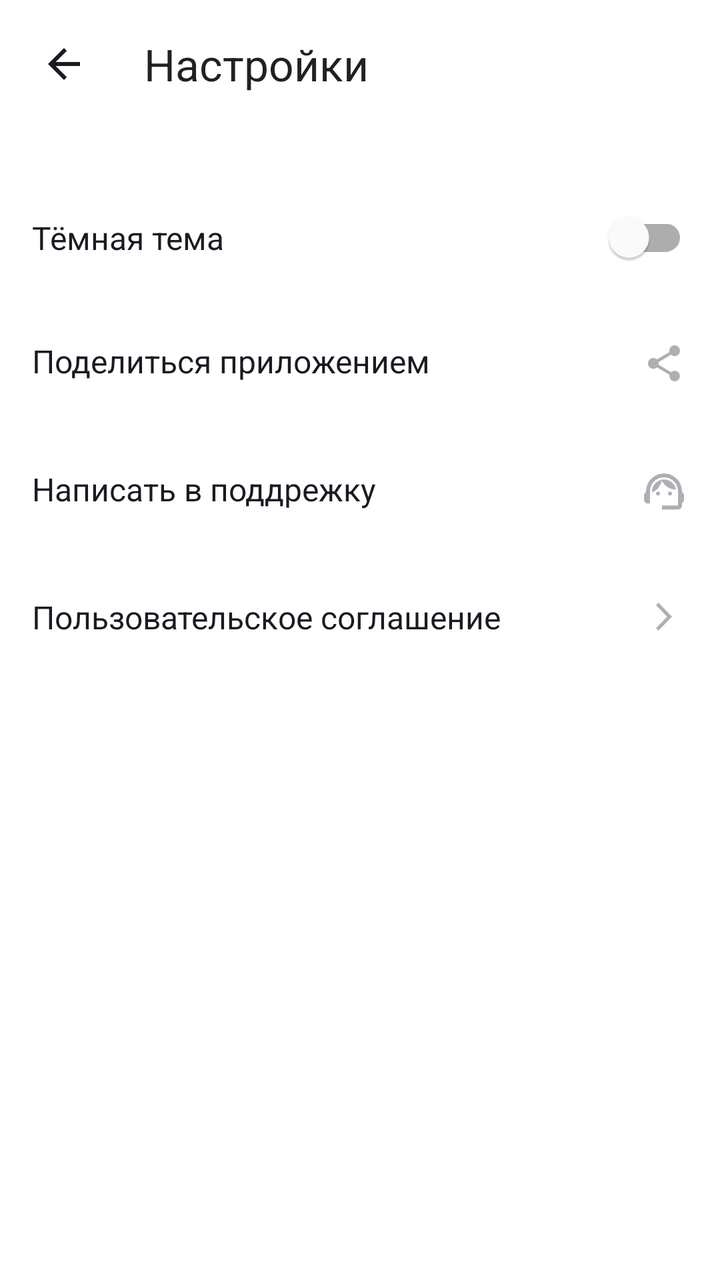
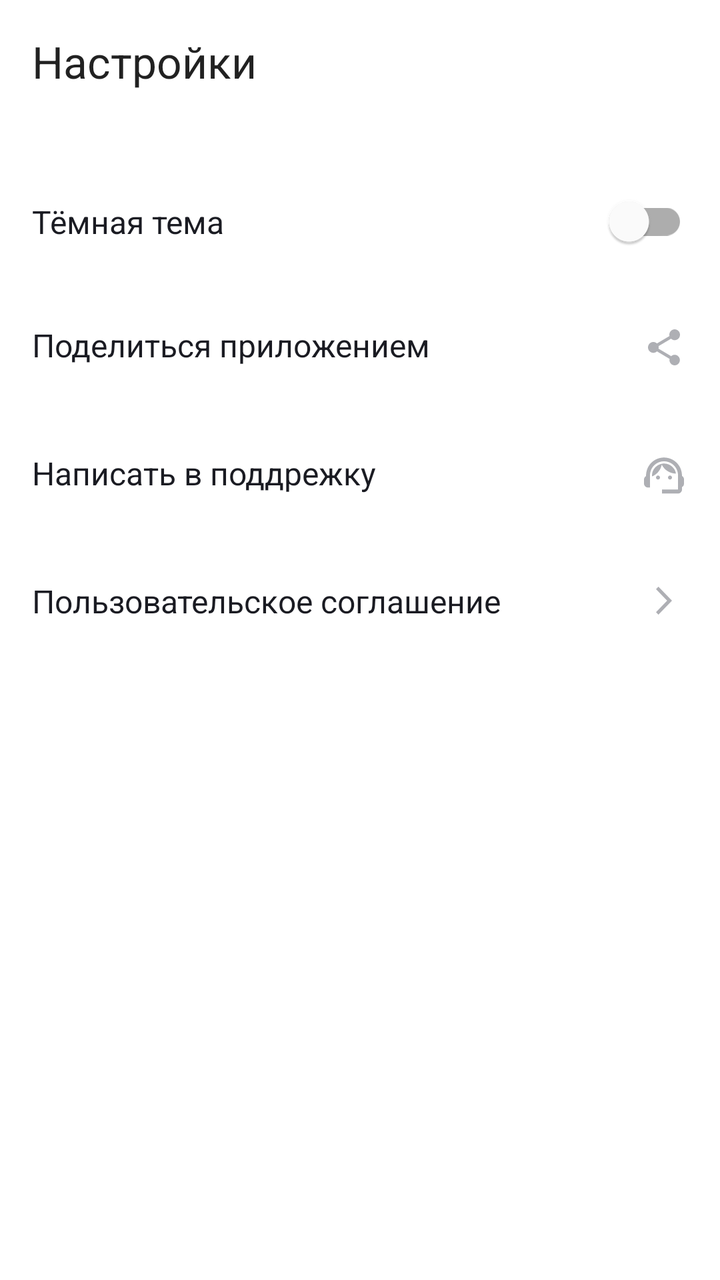

Before-and-after screenshots of an Android layout around one commit, followed by the original layout XML and the change that was made.
<!-- AndroidManifest.xml: application theme Theme.MaterialComponents.DayNight.NoActionBar -->
<!-- res/layout/fragment_settings.xml -->
<?xml version="1.0" encoding="utf-8"?>
<LinearLayout

    xmlns:android="http://schemas.android.com/apk/res/android"
    xmlns:app="http://schemas.android.com/apk/res-auto"
    xmlns:tools="http://schemas.android.com/tools"
    android:layout_width="match_parent"
    android:layout_height="match_parent"
    android:orientation="vertical"
    android:id="@+id/main"
    tools:context=".ui.settings.SettingFragment"
    >

    <com.google.android.material.appbar.MaterialToolbar
        android:id="@+id/tool_bar"
        style="@style/Toolbar.TitleText"
        android:layout_width="match_parent"
        android:layout_height="wrap_content"
        app:title="@string/settings"
        app:titleTextAppearance="@style/Toolbar.TitleText"
        android:padding="4dp"
        app:navigationIcon="@drawable/arrow_back">
    </com.google.android.material.appbar.MaterialToolbar>

    <com.google.android.material.switchmaterial.SwitchMaterial
        android:id="@+id/switch_theme"
        style="@style/SettingsVariant"
        android:gravity="center_vertical"
        android:paddingHorizontal="16dp"
        android:layout_marginTop="24dp"
        android:paddingVertical="@dimen/setting_variant_padding_vertical"
        android:text="@string/dark_theme" />


    <com.google.android.material.textview.MaterialTextView
        android:id="@+id/share_button"
        style="@style/SettingsVariant"
        android:paddingVertical="@dimen/setting_variant_padding_vertical"
        android:drawableEnd="@drawable/share"
        android:paddingHorizontal="16dp"
        android:text="@string/share" />

    <com.google.android.material.textview.MaterialTextView
        android:id="@+id/support_button"
        style="@style/SettingsVariant"
        android:paddingVertical="@dimen/setting_variant_padding_vertical"
        android:drawableEnd="@drawable/support"
        android:paddingHorizontal="16dp"
        android:text="@string/write_support" />

    <com.google.android.material.textview.MaterialTextView
        android:id="@+id/declaration_button"
        style="@style/SettingsVariant"
        android:drawableEnd="@drawable/arrow_forward"
        android:paddingRight="24dp"
        android:paddingVertical="@dimen/setting_variant_padding_vertical"
        android:paddingLeft="16dp"
        android:text="@string/user_declaration" />



</LinearLayout>
<!-- resources referenced by this layout -->
<resources>
  <dimen name="setting_variant_padding_vertical">20dp</dimen>
  <!-- drawable arrow_back (drawable) -->
  <vector xmlns:android="http://schemas.android.com/apk/res/android"
      android:width="24dp"
      android:height="24dp"
      android:viewportWidth="24"
      android:viewportHeight="24">
    <group>
      <clip-path
          android:pathData="M0,0h24v24h-24z"/>
      <path
          android:pathData="M20,11H7.83L13.42,5.41L12,4L4,12L12,20L13.41,18.59L7.83,13H20V11Z"
          android:fillColor="#1A1B22"/>
    </group>
  </vector>
  <!-- drawable arrow_forward (drawable) -->
  <vector xmlns:android="http://schemas.android.com/apk/res/android"
      android:width="8dp"
      android:height="14dp"
      android:viewportWidth="8"
      android:viewportHeight="14">
    <path
        android:pathData="M0,12.748L1.213,14L8,7L1.213,0L0,1.252L5.573,7L0,12.748Z"
        android:fillColor="#AEAFB4"/>
  </vector>
  <!-- drawable share (drawable) -->
  <vector xmlns:android="http://schemas.android.com/apk/res/android"
      android:width="24dp"
      android:height="24dp"
      android:viewportWidth="24"
      android:viewportHeight="24">
    <path
        android:pathData="M17.333,15.723C16.658,15.723 16.053,15.994 15.591,16.419L9.253,12.669C9.298,12.461 9.333,12.253 9.333,12.036C9.333,11.819 9.298,11.611 9.253,11.404L15.52,7.69C16,8.142 16.631,8.422 17.333,8.422C18.809,8.422 20,7.211 20,5.711C20,4.211 18.809,3 17.333,3C15.858,3 14.667,4.211 14.667,5.711C14.667,5.928 14.702,6.136 14.747,6.343L8.48,10.057C8,9.605 7.369,9.325 6.667,9.325C5.191,9.325 4,10.536 4,12.036C4,13.536 5.191,14.747 6.667,14.747C7.369,14.747 8,14.467 8.48,14.015L14.809,17.774C14.764,17.964 14.738,18.163 14.738,18.361C14.738,19.816 15.902,21 17.333,21C18.764,21 19.929,19.816 19.929,18.361C19.929,16.907 18.764,15.723 17.333,15.723Z"
        android:fillColor="#AEAFB4"/>
  </vector>
  <string name="dark_theme">Тёмная тема</string>
  <string name="settings">Настройки</string>
  <string name="share">Поделиться приложением</string>
  <string name="user_declaration">Пользовательское соглашение</string>
  <string name="write_support">Написать в поддрежку</string>
  <style name="SettingsVariant">
          <item name="android:layout_width">match_parent</item>
          <item name="android:layout_height">wrap_content</item>
          <item name="drawableTint">@color/icon_grey</item>
          <item name="android:textSize">@dimen/small_text</item>
          <item name="android:textColor">@color/YPblack</item>
          <item name="fontFamily">@font/ys_display_regular</item>
      </style>
  <style name="Toolbar.TitleText" parent="TextAppearance.Widget.AppCompat.Toolbar.Title">
          <item name="android:textSize">22sp</item>
          <item name="fontFamily">@font/ys_display_medium</item>
          <item name="android:textColor">@color/YPblack</item>
          <item name="navigationIconTint">@color/YPblack</item>
      </style>
  <color name="icon_grey">#AEAFB4</color>
  <dimen name="small_text">16sp</dimen>
  <color name="YPblack">#1A1B22</color>
  <!-- unchanged entries left out for length: 1 -->
</resources>

<!-- the commit's change to res/layout/fragment_settings.xml (unified diff, before → after) -->
@@ -1,6 +1,5 @@
 <?xml version="1.0" encoding="utf-8"?>
 <LinearLayout
-
     xmlns:android="http://schemas.android.com/apk/res/android"
     xmlns:app="http://schemas.android.com/apk/res-auto"
     xmlns:tools="http://schemas.android.com/tools"
@@ -8,6 +7,7 @@
     android:layout_height="match_parent"
     android:orientation="vertical"
     android:id="@+id/main"
+    style="@style/BackgroundSearchAct"
     tools:context=".ui.settings.SettingFragment"
     >
 
@@ -18,8 +18,7 @@
         android:layout_height="wrap_content"
         app:title="@string/settings"
         app:titleTextAppearance="@style/Toolbar.TitleText"
-        android:padding="4dp"
-        app:navigationIcon="@drawable/arrow_back">
+        android:padding="12dp">
     </com.google.android.material.appbar.MaterialToolbar>
 
     <com.google.android.material.switchmaterial.SwitchMaterial
<!-- resource entries referenced after the edit -->
@@ -1,20 +1,6 @@
 <!-- resources referenced by this layout -->
 <resources>
   <dimen name="setting_variant_padding_vertical">20dp</dimen>
-  <!-- drawable arrow_back (drawable) -->
-  <vector xmlns:android="http://schemas.android.com/apk/res/android"
-      android:width="24dp"
-      android:height="24dp"
-      android:viewportWidth="24"
-      android:viewportHeight="24">
-    <group>
-      <clip-path
-          android:pathData="M0,0h24v24h-24z"/>
-      <path
-          android:pathData="M20,11H7.83L13.42,5.41L12,4L4,12L12,20L13.41,18.59L7.83,13H20V11Z"
-          android:fillColor="#1A1B22"/>
-    </group>
-  </vector>
   <!-- drawable arrow_forward (drawable) -->
   <vector xmlns:android="http://schemas.android.com/apk/res/android"
       android:width="8dp"
@@ -40,6 +26,9 @@
   <string name="share">Поделиться приложением</string>
   <string name="user_declaration">Пользовательское соглашение</string>
   <string name="write_support">Написать в поддрежку</string>
+  <style name="BackgroundSearchAct">
+          <item name="android:background">@color/white</item>
+      </style>
   <style name="SettingsVariant">
           <item name="android:layout_width">match_parent</item>
           <item name="android:layout_height">wrap_content</item>
@@ -54,6 +43,7 @@
           <item name="android:textColor">@color/YPblack</item>
           <item name="navigationIconTint">@color/YPblack</item>
       </style>
+  <color name="white">#FFFFFFFF</color>
   <color name="icon_grey">#AEAFB4</color>
   <dimen name="small_text">16sp</dimen>
   <color name="YPblack">#1A1B22</color>
